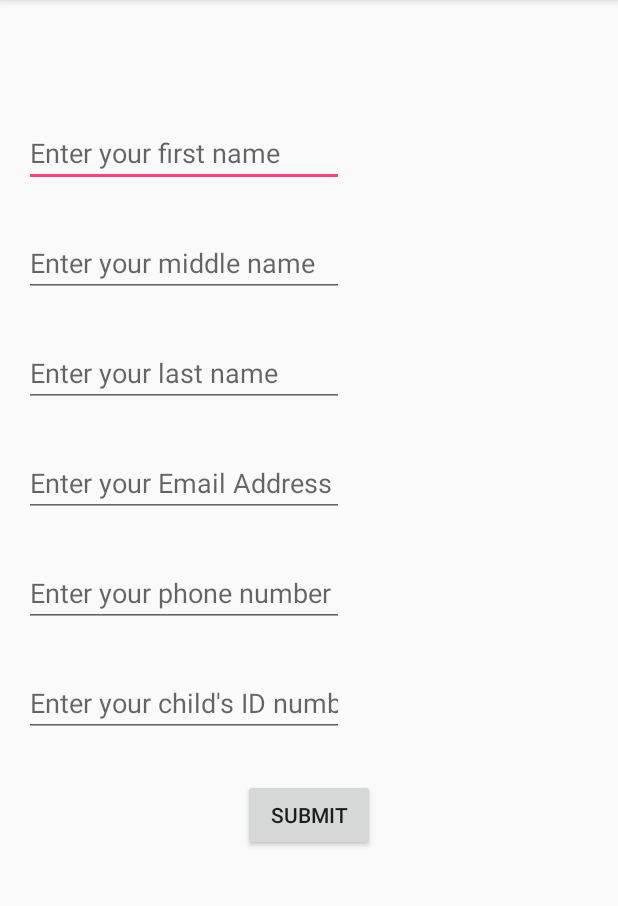
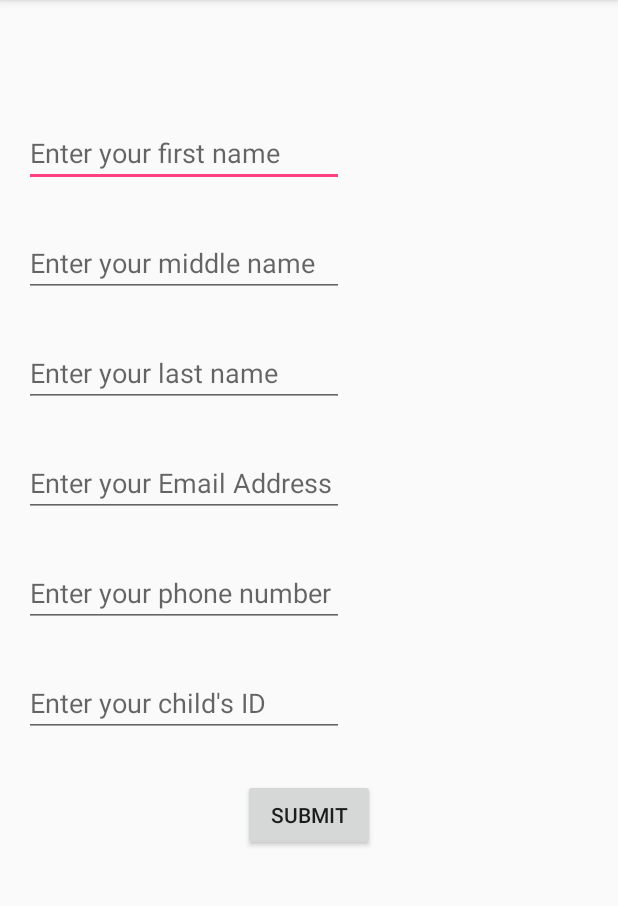
Before and after one commit to sbtsaaps/SBTS, an Android app: the registerParent screen opened directly, with no data from a screen before it, on a phone screen of 412 x 824 dp, the part 84-990 px from its top. Run offline under Robolectric (Android 15) with nearby library versions, the phone set to English and light mode, and no system bars; our stand-ins replace Volley.

Commit message:
08:42 PM 21-01-2019

```diff
--- a/app/src/main/res/values/strings.xml
+++ b/app/src/main/res/values/strings.xml
@@ -16,7 +16,7 @@
     <string name="enter_your_last_name">Enter your last name</string>
     <string name="enter_your_email_address">Enter your Email Address</string>
     <string name="enter_your_phone_number">Enter your phone number</string>
-    <string name="enter_your_child_s_id_number">Enter your child\'s ID number</string>
+    <string name="enter_your_child_s_id_number">Enter your child\'s ID</string>
     <string-array name="Role">
         <item>Parent</item>
         <item>Attendee</item>
```
